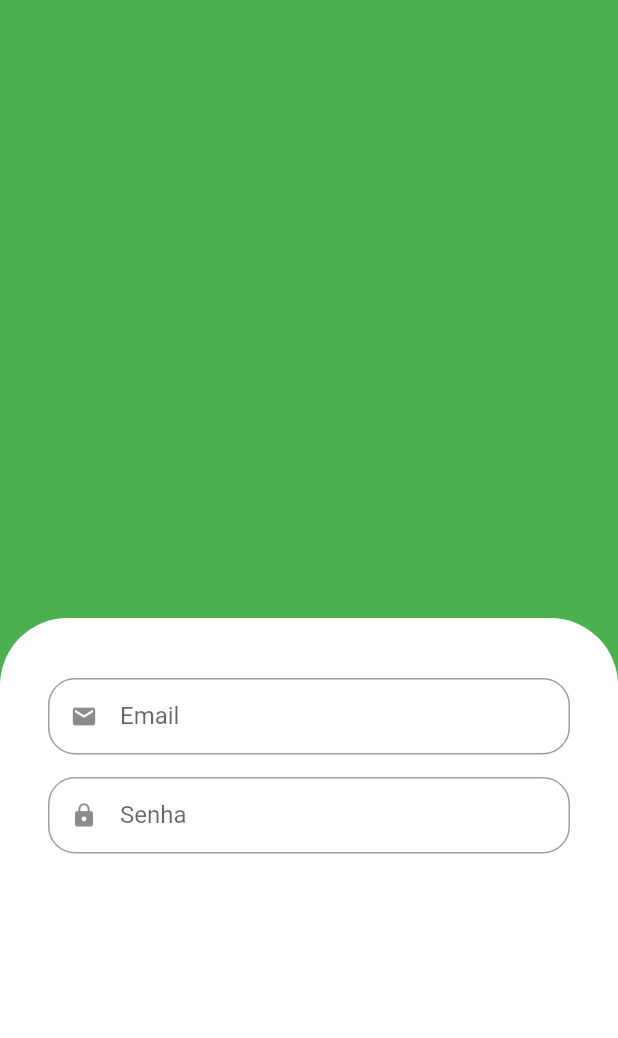
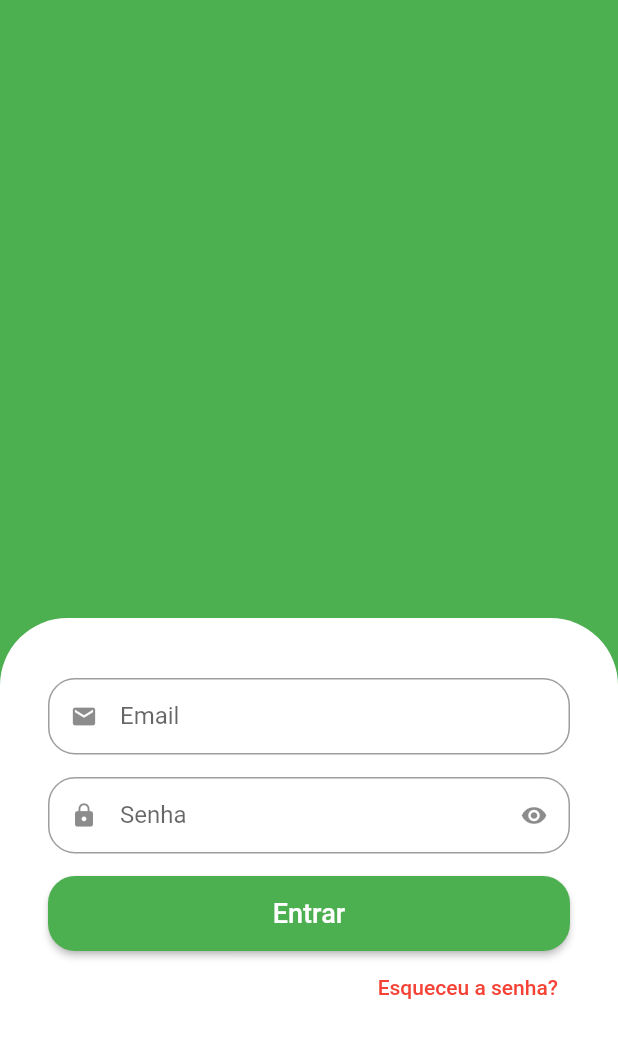
Before and after one commit to josimarviana/quitandavirtual2, a Flutter app: the screen it shows after launch, on a phone screen of 412 x 824 dp. Shown: the top 1038 px of the screen. Run offline on Flutter 3.47's test engine with Material 2 defaults, Android fonts, the phone set to English and light mode, and no system bars.

Commit message:
botao entrar

```diff
--- a/lib/main.dart
+++ b/lib/main.dart
@@ -23,3 +23,4 @@ class MyApp extends StatelessWidget {
   }
 }
 // flutter emulators --launch Pixel_5_API_28
+// https://github.com/joaopedrosouza0?tab=repositories
--- a/lib/src/auth/components/custom_text_field.dart
+++ b/lib/src/auth/components/custom_text_field.dart
@@ -1,16 +1,33 @@
 import 'package:flutter/material.dart';
+import 'package:flutter/services.dart';
 
-class CustomTextField extends StatelessWidget {
+class CustomTextField extends StatefulWidget {
 
   final IconData icon;
   final String label;
-  final bool isObscure;
+  final bool isSecret;
+
   const CustomTextField({
     required this.icon,
     required this.label,
-    this.isObscure = false,
+    this.isSecret = false,
     super.key
   });
+
+  @override
+  State<CustomTextField> createState() => _CustomTextFieldState();
+}
+
+class _CustomTextFieldState extends State<CustomTextField> {
+  bool isObscure = false;
+
+  @override
+  void initState() {
+    // TODO: implement initState
+
+
+    isObscure = widget.isSecret;
+  }
 
   @override
   Widget build(BuildContext context) {
@@ -19,8 +36,18 @@ class CustomTextField extends StatelessWidget {
       child: TextFormField(
       obscureText: isObscure,
       decoration: InputDecoration(
-        prefixIcon: Icon(icon),
-        labelText: label,
+        prefixIcon: Icon(widget.icon),
+        suffixIcon: widget.isSecret
+        ? IconButton(
+            onPressed: (){
+              setState(() {
+                isObscure = !isObscure;
+              });
+            },
+            icon: Icon(isObscure ? Icons.visibility : Icons.visibility_off)
+            )
+            : null,
+        labelText: widget.label,
         isDense: true, //texto denso
         border: OutlineInputBorder(
           borderRadius: BorderRadius.circular(18), // borda do texto
--- a/lib/src/auth/sign_in_screen.dart
+++ b/lib/src/auth/sign_in_screen.dart
@@ -22,22 +22,53 @@ class SignInScreen extends StatelessWidget {
                   top: Radius.circular(45)
                 )
             ), child: Column(
-              children: const [
+              crossAxisAlignment: CrossAxisAlignment.stretch,
+              children: [
                 //Email
-                CustomTextField(
+                const CustomTextField(
                   icon: Icons.email,
                   label: 'Email',
                 ),
                 //Senha
-                CustomTextField(
+                const CustomTextField(
                   icon: Icons.lock,
                   label: 'Senha',
-                  isObscure: true,
+                  isSecret: true,
+                ),
+                SizedBox(
+                  height: 50,
+                  child: ElevatedButton(
+                    style: ElevatedButton.styleFrom(
+                      shape: RoundedRectangleBorder(
+                        borderRadius: BorderRadius.circular(18),
+                      ),
+                    ),
+                    onPressed: (){},
+                    child: const Text('Entrar',
+                    style: TextStyle(
+                      fontSize: 18,
+                    ),
+                    ),
+                  ),
+                ),
+                Align(
+                  alignment: Alignment.centerRight,
+                  child: TextButton(
+                    onPressed: (){},
+                     child: const Text(
+                      'Esqueceu a senha?',
+                      style: TextStyle(
+                        color: Colors.red,
+                      ),
+                     ),
+                  ),
                 ),
               ],
             ),
-          )),
-      ]),
+          )
+          ),
+      ]
+      ),
     );
   }
 }
```
